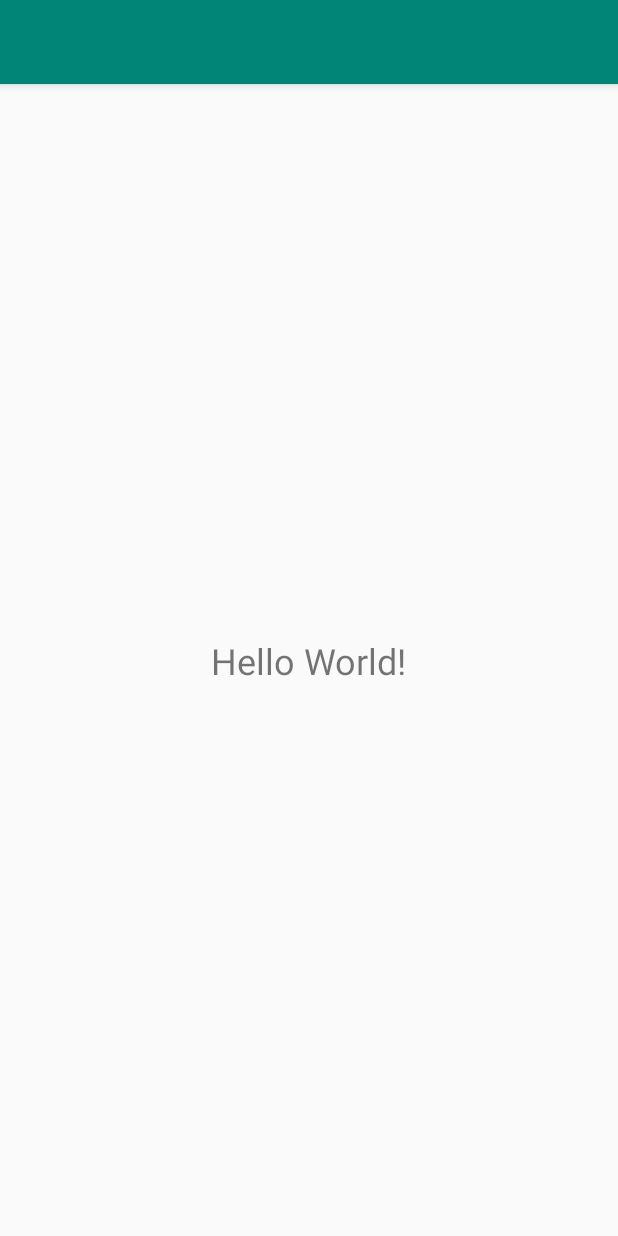
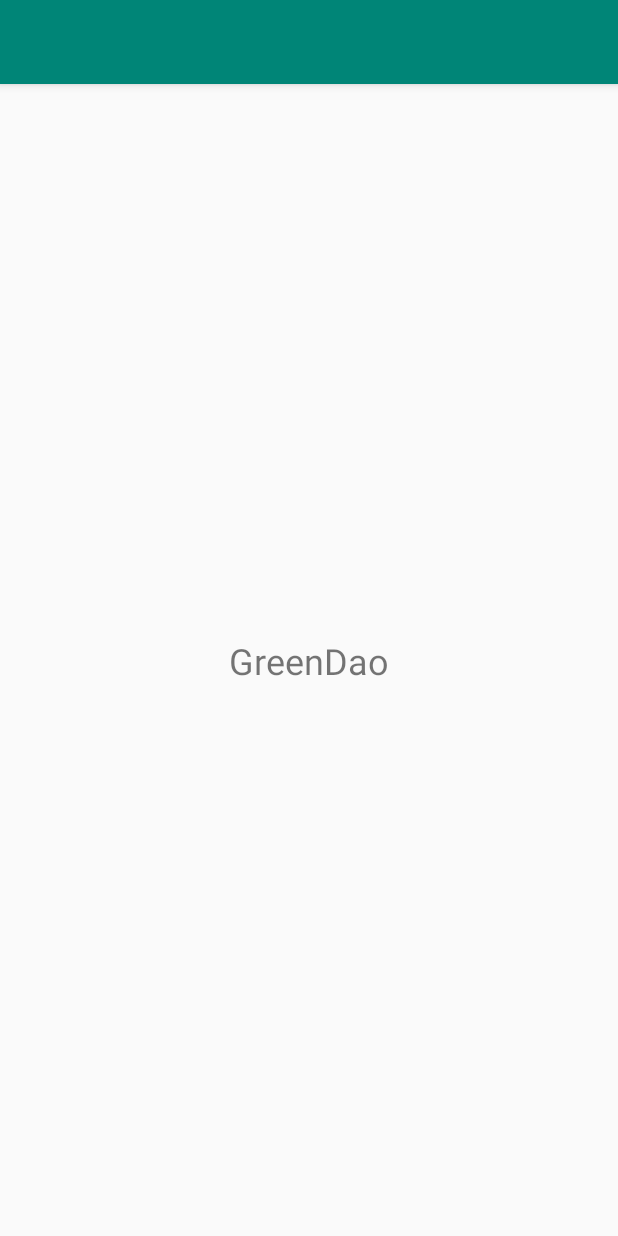
Before and after one commit to HTC77/android-examples, an Android app: the screen it shows after launch (MainActivity), on a phone screen of 412 x 824 dp. Run offline under Robolectric (Android 15) with nearby library versions, the light colour scheme and no system bars.

Commit message:
init GreenDao

```diff
--- a/app/src/main/res/layout/activity_main.xml
+++ b/app/src/main/res/layout/activity_main.xml
@@ -9,7 +9,7 @@
     <TextView
         android:layout_width="wrap_content"
         android:layout_height="wrap_content"
-        android:text="Hello World!"
+        android:text="GreenDao"
         android:textSize="24sp"
         app:layout_constraintBottom_toBottomOf="parent"
         app:layout_constraintLeft_toLeftOf="parent"
```
